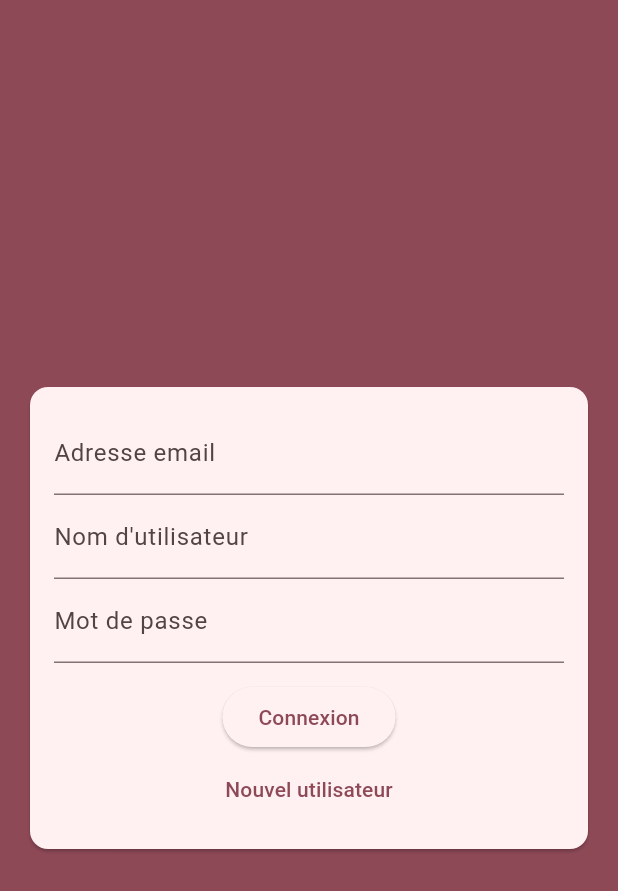
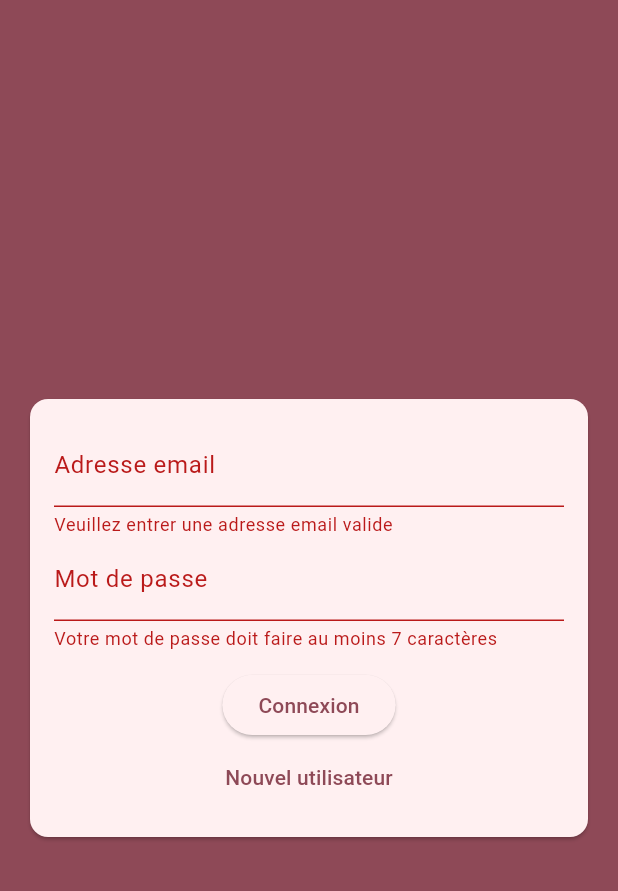
Before and after one commit to ossydreos/classroom, a Flutter app: the screen it shows after launch, after a tap on "Connexion", on a phone screen of 412 x 824 dp. Shown: the top 891 px of the screen. Run offline on Flutter 3.47's test engine with Material 3 defaults, Android fonts, the phone set to English and light mode, and no system bars; our stand-ins replace cloud_firestore, firebase_core; accounts and stored records are empty.

Commit message:
partie visuelle + logiques boutons terminées

```diff
--- a/lib/widgets/auth/auth_form.dart
+++ b/lib/widgets/auth/auth_form.dart
@@ -6,22 +6,27 @@ class AuthForm extends StatefulWidget {
 }
 
 class _AuthFormState extends State<AuthForm> {
+  final _formKey = GlobalKey<FormState>();
 
-  final _formKey = GlobalKey<FormState>();
+  var _isLogIn = true;
+
   String? _userEmail = '';
   String? _userName = '';
   String? _userPassword = '';
 
-  void _trySubmit(){
+  void _trySubmit() {
     final form = _formKey.currentState;
-    if( form != null){
+    FocusScope.of(context).unfocus();
+    if (form != null) {
       final isValid = form.validate();
       if (!isValid) {
         return;
       }
       form.save();
+      print(_userEmail);
+      print(_userName);
+      print(_userPassword);
     }
-
   }
 
   @override
@@ -38,8 +43,11 @@ class _AuthFormState extends State<AuthForm> {
                 mainAxisSize: MainAxisSize.min,
                 children: <Widget>[
                   TextFormField(
+                    key: ValueKey('email'),
                     validator: (value) {
-                      if(value == null || value.isEmpty || !value.contains('@')) {
+                      if (value == null ||
+                          value.isEmpty ||
+                          !value.contains('@')) {
                         return 'Veuillez entrer une adresse email valide';
                       }
                       return null;
@@ -50,21 +58,28 @@ class _AuthFormState extends State<AuthForm> {
                       _userEmail = newValue;
                     },
                   ),
+                  if (!_isLogIn)
                     TextFormField(
+                      key: ValueKey('username'),
                       validator: (value) {
-                      if(value == null || value.isEmpty || value.length<4) {
+                        if (value == null ||
+                            value.isEmpty ||
+                            value.length < 4) {
                           return "Le nom d'utilisateur doit faire au moins 4 caractères";
                         }
                         return null;
                       },
-                    decoration: InputDecoration(labelText: "Nom d'utilisateur"),
+                      decoration: InputDecoration(
+                        labelText: "Nom d'utilisateur",
+                      ),
                       onSaved: (newValue) {
                         _userName = newValue;
                       },
                     ),
                   TextFormField(
+                    key: ValueKey('password'),
                     validator: (value) {
-                      if(value == null || value.isEmpty || value.length<7) {
+                      if (value == null || value.isEmpty || value.length < 7) {
                         return 'Votre mot de passe doit faire au moins 7 caractères';
                       }
                       return null;
@@ -74,14 +89,20 @@ class _AuthFormState extends State<AuthForm> {
                     onSaved: (newValue) {
                       _userPassword = newValue;
                     },
-
                   ),
                   SizedBox(height: 12),
-                  ElevatedButton(child: Text('Connexion'), onPressed: () {}),
+                  ElevatedButton(
+                    child: Text(_isLogIn ? 'Connexion' : "S'enrengistrer"),
+                    onPressed: () {
+                      _trySubmit();
+                    },
+                  ),
                   TextButton(
-                    child: Text('Nouvel utilisateur'),
+                    child: Text(
+                      _isLogIn ? 'Nouvel utilisateur' : "J'ai déjà un compte",
+                    ),
                     onPressed: () {
-
+                      setState(() => _isLogIn = !_isLogIn);
                     },
                   ),
                 ],
```
Lines whose indentation alone changed are shown as unchanged.
